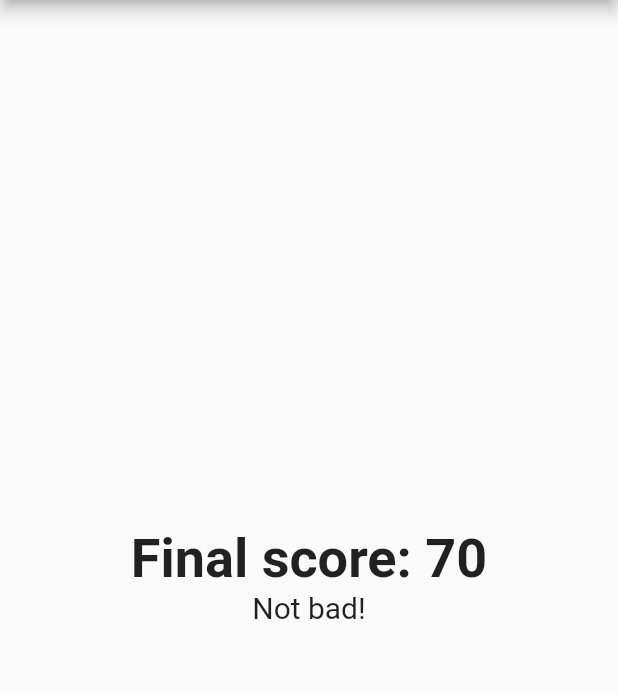
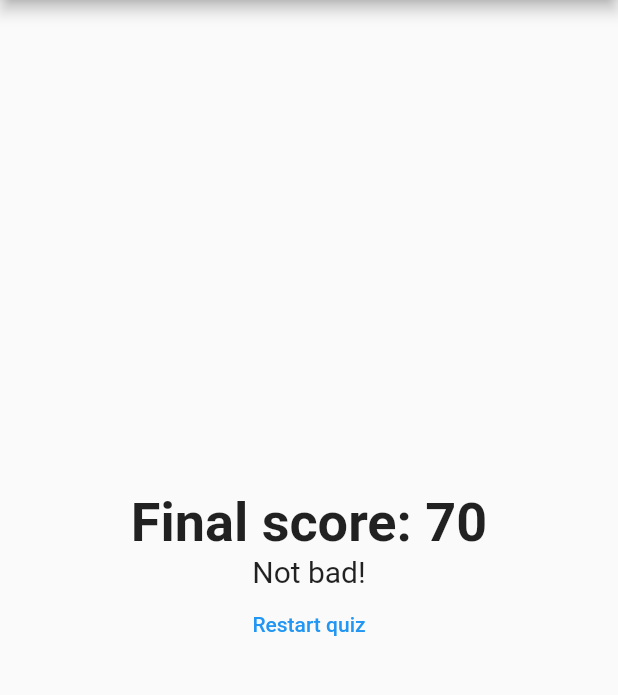
Before and after one commit to alexandregressier/notes, a Flutter app: the screen it shows after launch, after a tap on "Red", after a tap on "Cat", after a tap on "Spider-man", on a phone screen of 412 x 824 dp, the part 84-779 px from its top. Run offline on Flutter 3.47's test engine with Material 2 defaults, Android fonts, the phone set to English and light mode, and no system bars.

Commit message:
Implement the "Restart quiz" button

```diff
--- a/courses/learn-flutter-dart-to-build-ios-android-apps/first_app/lib/main.dart
+++ b/courses/learn-flutter-dart-to-build-ios-android-apps/first_app/lib/main.dart
@@ -47,7 +47,14 @@ class _MyAppState extends State<MyApp> {
     setState(() {
       ++_questionIndex;
     });
-    _score += points;
+    _score += points; // Does not require a redisplay (thus out of setState)
+  }
+
+  void _reset() {
+    setState(() {
+      _questionIndex = 0;
+      _score = 0;
+    });
   }
 
   @override
@@ -63,7 +70,10 @@ class _MyAppState extends State<MyApp> {
                   answers: _questions[_questionIndex]['answers'],
                   callback: _answerQuestion,
                 )
-              : Result(score: _score)),
+              : Result(
+                  score: _score,
+                  resetCallback: _reset,
+                )),
     );
   }
 }
--- a/courses/learn-flutter-dart-to-build-ios-android-apps/first_app/lib/quiz.dart
+++ b/courses/learn-flutter-dart-to-build-ios-android-apps/first_app/lib/quiz.dart
@@ -1,7 +1,7 @@
 import 'package:flutter/material.dart';
 
+import './answer.dart';
 import './question.dart';
-import './answer.dart';
 
 class Quiz extends StatelessWidget {
   final String question;
--- a/courses/learn-flutter-dart-to-build-ios-android-apps/first_app/lib/result.dart
+++ b/courses/learn-flutter-dart-to-build-ios-android-apps/first_app/lib/result.dart
@@ -2,8 +2,9 @@ import 'package:flutter/material.dart';
 
 class Result extends StatelessWidget {
   final int score;
+  final VoidCallback resetCallback;
 
-  Result({@required this.score});
+  Result({@required this.score, @required this.resetCallback});
 
   String get resultPhrase {
     if (score < 50) {
@@ -35,6 +36,11 @@ class Result extends StatelessWidget {
               fontSize: 20,
             ),
           ),
+          FlatButton(
+            child: Text('Restart quiz'),
+            onPressed: resetCallback,
+            textColor: Colors.blue,
+          )
         ],
         mainAxisAlignment: MainAxisAlignment.center,
       ),
```
